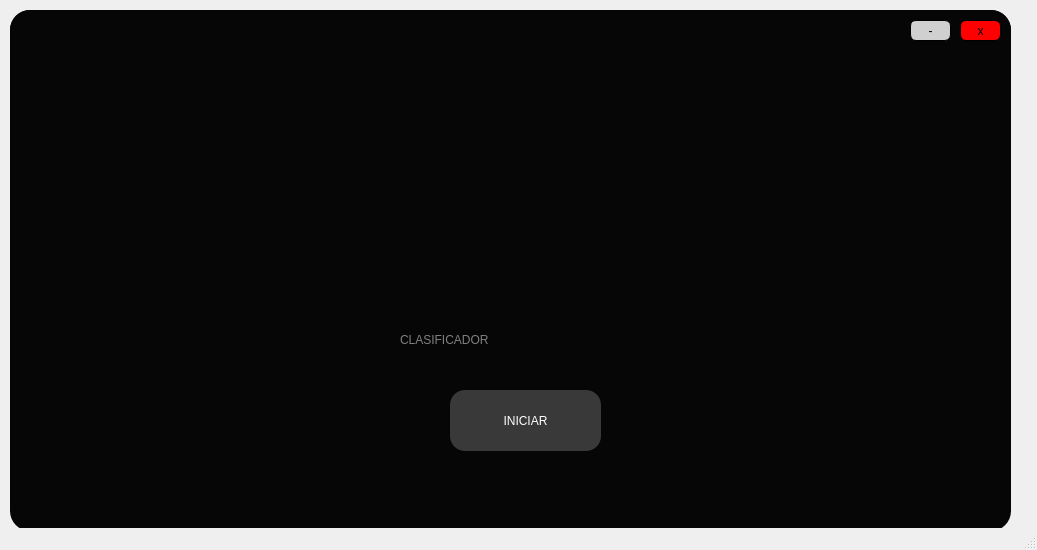
The window that DiseñoInicio.ui (ThomyALUN/proyecto1-estructuras) describes before a commit, drawn with Qt 5.
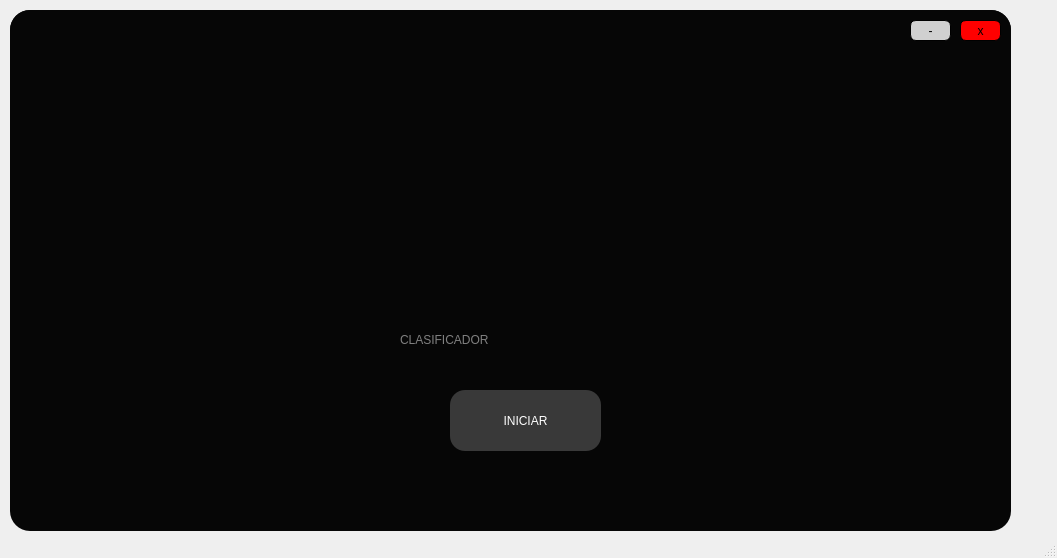
The same window after the commit. Icons and pictures are not drawn.

Commit message: Dos ventanas corriendo juntas

```diff
--- a/DiseñoInicio.ui
+++ b/DiseñoInicio.ui
@@ -6,8 +6,8 @@
    <rect>
     <x>0</x>
     <y>0</y>
-    <width>1037</width>
-    <height>550</height>
+    <width>1057</width>
+    <height>558</height>
    </rect>
   </property>
   <property name="windowTitle">
```
Left out of the diff: 8 changed lines with no effect on the pictures. The commit also changes 6 other files.
